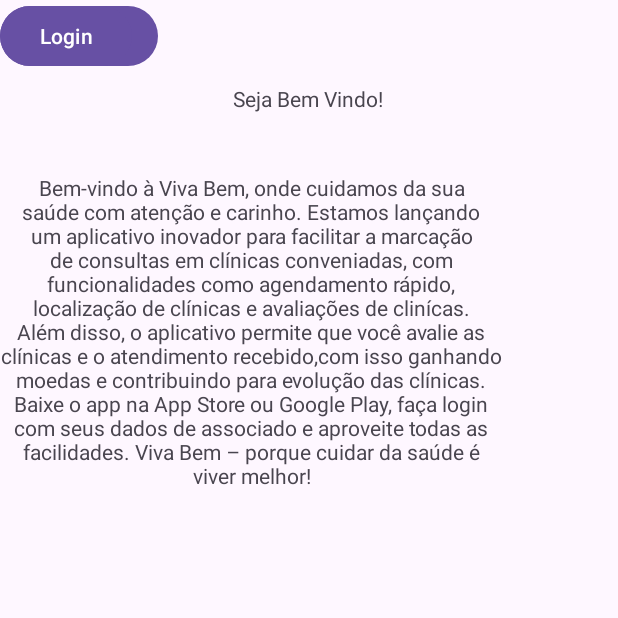
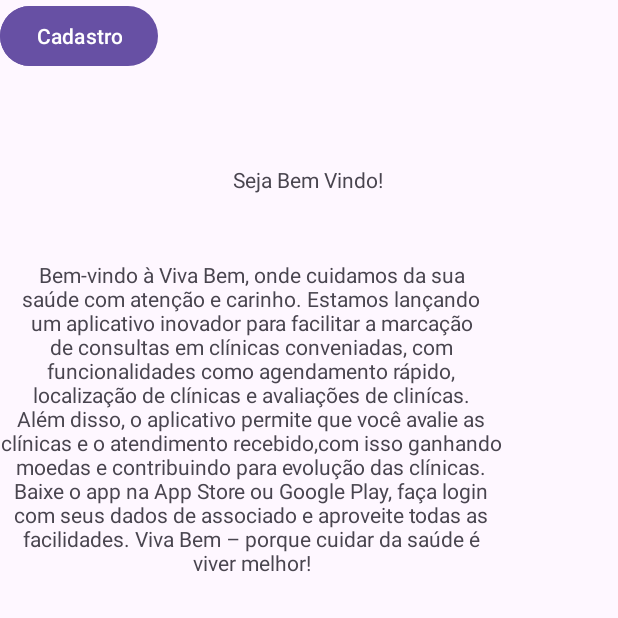
Before and after one commit to Vatsu04/Desenvolvimento-mobile-plano-de-saude, an Android app: the screen it shows after launch (MainActivity), on a phone screen of 412 x 824 dp, the top half of it. Run offline under Robolectric (Android 15) with nearby library versions, the phone set to English and light mode, and no system bars.

Commit message:
MainActivity

```diff
--- a/Aplicativo/app/src/main/res/layout/activity_main.xml
+++ b/Aplicativo/app/src/main/res/layout/activity_main.xml
@@ -11,12 +11,30 @@
         android:id="@+id/textView"
         android:layout_width="335dp"
         android:layout_height="0dp"
-        android:layout_marginTop="40dp"
+        android:layout_marginTop="44dp"
         android:contentDescription="@string/app_name"
         android:text="Bem-vindo à Viva Bem, onde cuidamos da sua saúde com atenção e carinho. Estamos lançando um aplicativo inovador para facilitar a marcação de consultas em clínicas conveniadas, com funcionalidades como agendamento rápido, localização de clínicas e avaliações de clinícas. Além disso, o aplicativo permite que você avalie as clínicas e o atendimento recebido,com isso ganhando moedas e contribuindo para evolução das clínicas. Baixe o app na App Store ou Google Play, faça login com seus dados de associado e aproveite todas as facilidades. Viva Bem – porque cuidar da saúde é viver melhor!"
         android:textAlignment="center"
         app:layout_constraintTop_toBottomOf="@+id/textView2"
         tools:layout_editor_absoluteX="38dp" />
+
+    <Button
+        android:id="@+id/button_login"
+        android:layout_width="wrap_content"
+        android:layout_height="wrap_content"
+        android:onClick="navigateCadastro"
+        android:text="Login"
+        tools:layout_editor_absoluteX="161dp"
+        tools:layout_editor_absoluteY="454dp" />
+
+    <Button
+        android:id="@+id/button_cadastro"
+        android:layout_width="wrap_content"
+        android:layout_height="wrap_content"
+        android:onClick="navigateLogin"
+        android:text="Cadastro"
+        tools:layout_editor_absoluteX="154dp"
+        tools:layout_editor_absoluteY="389dp" />
 
     <TextView
         android:id="@+id/textView2"
@@ -28,24 +46,6 @@
         app:layout_constraintHorizontal_bias="0.498"
         app:layout_constraintStart_toStartOf="parent"
         app:layout_constraintTop_toTopOf="parent"
-        app:layout_constraintVertical_bias="0.07" />
-
-    <Button
-        android:id="@+id/button_cadastro"
-        android:layout_width="wrap_content"
-        android:layout_height="wrap_content"
-        android:onClick="navigateLogin"
-        android:text="Cadastro"
-        tools:layout_editor_absoluteX="154dp"
-        tools:layout_editor_absoluteY="341dp" />
-
-    <Button
-        android:id="@+id/button_login"
-        android:layout_width="wrap_content"
-        android:layout_height="wrap_content"
-        android:onClick="navigateCadastro"
-        android:text="Login"
-        tools:layout_editor_absoluteX="161dp"
-        tools:layout_editor_absoluteY="406dp" />
+        app:layout_constraintVertical_bias="0.137" />
 
 </androidx.constraintlayout.widget.ConstraintLayout>
```
